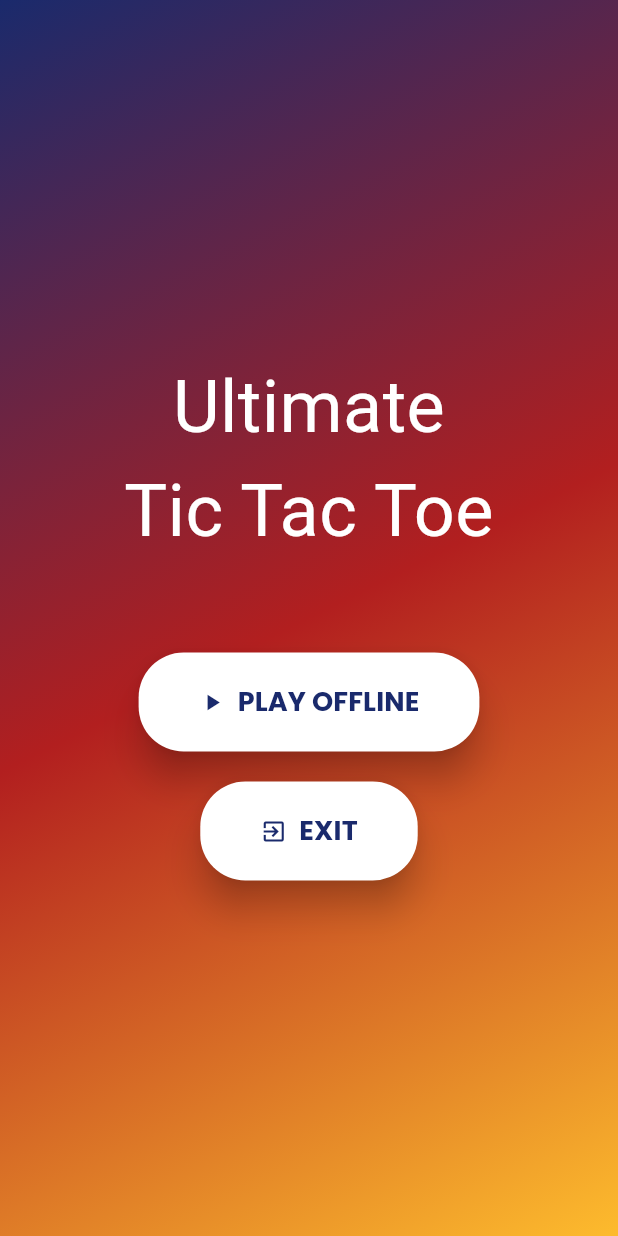
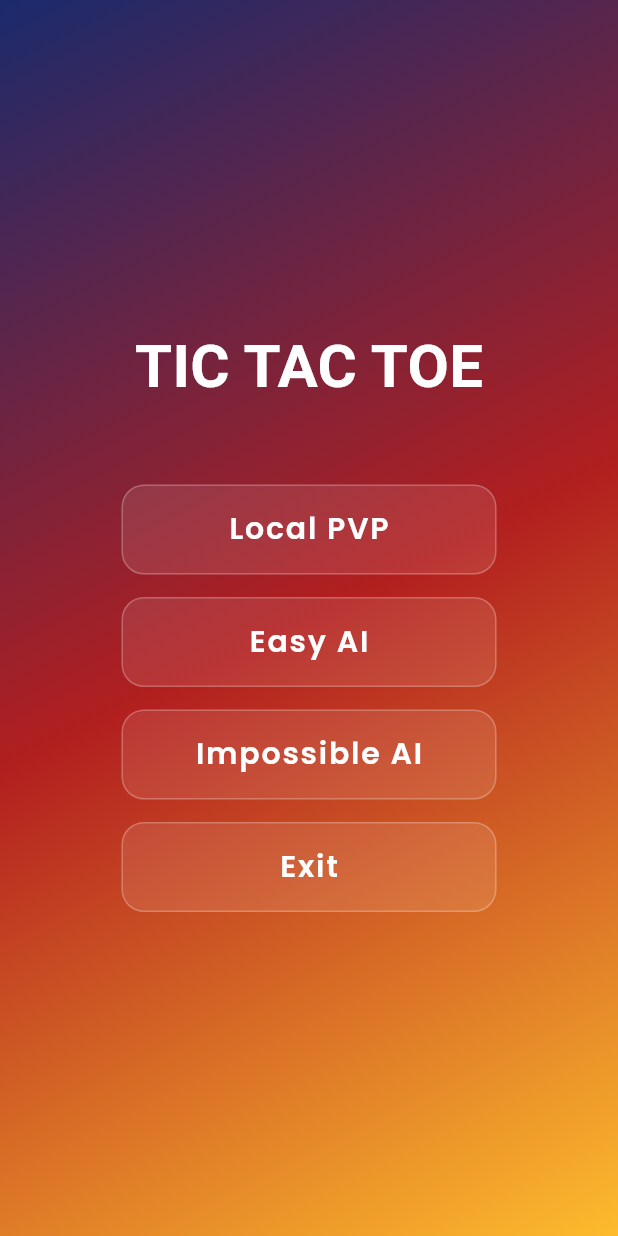
Before and after one commit to Siraj7S6/tick_tac_toe-Game, a Flutter app: the screen it shows after launch, on a phone screen of 412 x 824 dp. Run offline on Flutter 3.47's test engine with Material 3 defaults, Android fonts, the phone set to English and light mode, and no system bars; our stand-ins replace audioplayers, confetti, google_fonts.

Commit message:
2nd commit

```diff
--- a/lib/screens/menu_screen.dart
+++ b/lib/screens/menu_screen.dart
@@ -1,7 +1,9 @@
 import 'package:flutter/material.dart';
-import 'package:google_fonts/google_fonts.dart';
+import 'package:flutter/services.dart';
+import 'game_screen.dart';
+import '../logic/game_controller.dart';
 import '../utils/constants.dart';
-import 'game_screen.dart';
+import '../widgets/menu_button.dart';
 
 class MenuScreen extends StatelessWidget {
   const MenuScreen({super.key});
@@ -15,37 +17,37 @@ class MenuScreen extends StatelessWidget {
         child: Column(
           mainAxisAlignment: MainAxisAlignment.center,
           children: [
-            Text(
-              "Ultimate\nTic Tac Toe",
-              textAlign: TextAlign.center,
-              style: GoogleFonts.russoOne(fontSize: 48, color: Colors.white),
+            const Text("TIC TAC TOE", style: TextStyle(color: Colors.white, fontSize: 40, fontWeight: FontWeight.bold)),
+            const SizedBox(height: 50),
+            MenuButton(
+              text: "Local PVP",
+              onPressed: () => _launchGame(context, GameMode.pvp),
             ),
-            const SizedBox(height: 60),
-            _menuButton(context, "PLAY OFFLINE", Icons.play_arrow, () {
-              Navigator.push(context, MaterialPageRoute(builder: (_) => const GameScreen()));
-            }),
-            const SizedBox(height: 20),
-            _menuButton(context, "EXIT", Icons.exit_to_app, () {
-              // Note: SystemNavigator.pop() or similar for actual exit
-            }),
+            const SizedBox(height: 15),
+            MenuButton(
+              text: "Easy AI",
+              onPressed: () => _launchGame(context, GameMode.easy),
+            ),
+            const SizedBox(height: 15),
+            MenuButton(
+              text: "Impossible AI",
+              onPressed: () => _launchGame(context, GameMode.impossible),
+            ),
+            const SizedBox(height: 15),
+            MenuButton(
+              text: "Exit",
+              onPressed: () => SystemNavigator.pop(),
+            ),
           ],
         ),
       ),
     );
   }
 
-  Widget _menuButton(BuildContext context, String label, IconData icon, VoidCallback onTap) {
-    return ElevatedButton.icon(
-      style: ElevatedButton.styleFrom(
-        backgroundColor: Colors.white,
-        foregroundColor: AppColors.primaryBg,
-        padding: const EdgeInsets.symmetric(horizontal: 40, vertical: 20),
-        shape: RoundedRectangleBorder(borderRadius: BorderRadius.circular(30)),
-        elevation: 10,
-      ),
-      onPressed: onTap,
-      icon: Icon(icon),
-      label: Text(label, style: GoogleFonts.poppins(fontWeight: FontWeight.bold, fontSize: 18)),
+  void _launchGame(BuildContext context, GameMode mode) {
+    Navigator.push(
+      context,
+      MaterialPageRoute(builder: (context) => GameScreen(mode: mode)),
     );
   }
 }
--- /dev/null
+++ b/lib/widgets/menu_button.dart
@@ -0,0 +1,42 @@
+import 'package:flutter/material.dart';
+import 'package:google_fonts/google_fonts.dart';
+import '../utils/constants.dart';
+
+class MenuButton extends StatelessWidget {
+  final String text;
+  final VoidCallback onPressed;
+
+  const MenuButton({
+    super.key,
+    required this.text,
+    required this.onPressed,
+  });
+
+  @override
+  Widget build(BuildContext context) {
+    return SizedBox(
+      width: 250,
+      height: 60,
+      child: ElevatedButton(
+        style: ElevatedButton.styleFrom(
+          backgroundColor: Colors.white.withValues(alpha: 0.1),
+          foregroundColor: Colors.white,
+          side: const BorderSide(color: Colors.white24, width: 1),
+          shape: RoundedRectangleBorder(
+            borderRadius: BorderRadius.circular(15),
+          ),
+          elevation: 0,
+        ),
+        onPressed: onPressed,
+        child: Text(
+          text,
+          style: GoogleFonts.poppins(
+            fontSize: 20,
+            fontWeight: FontWeight.w600,
+            letterSpacing: 1.2,
+          ),
+        ),
+      ),
+    );
+  }
+}
--- a/pubspec.yaml
+++ b/pubspec.yaml
@@ -11,6 +11,7 @@ dependencies:
   google_fonts: ^6.1.0
   audioplayers: ^5.2.1
   cupertino_icons: ^1.0.8
+  confetti: ^0.7.0
 
 dev_dependencies:
   flutter_test:
```
Also changed, not shown: lib/logic/game_controller.dart (+95 -73 lines), lib/screens/game_screen.dart (+84 -113 lines), pubspec.lock.
